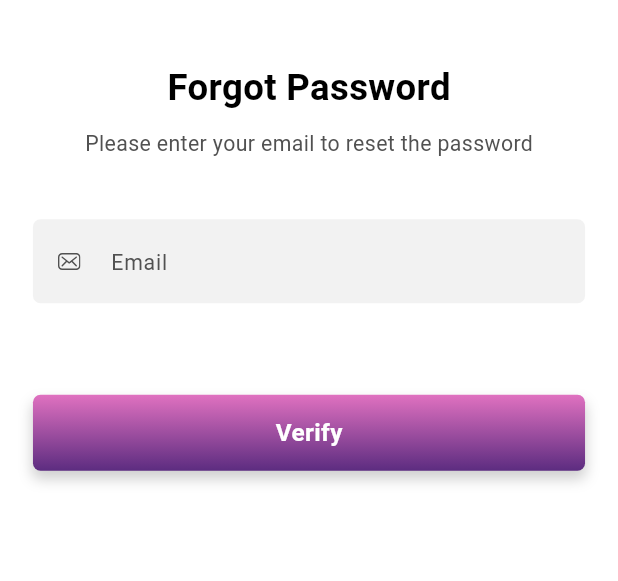
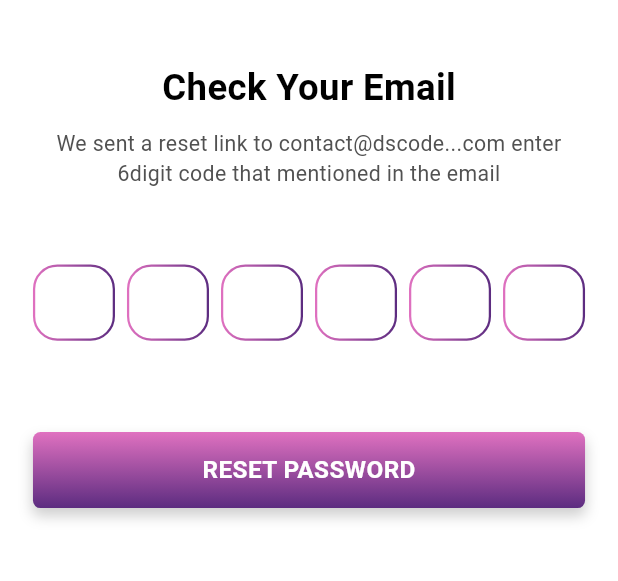
Before and after one commit to salahswidan/watfa, a Flutter app: the ForgetPasswordScreen screen opened by its route, after a tap on "Verify", on a phone screen of 412 x 824 dp, the part 264-845 px from its top. Run offline on Flutter 3.47's test engine with Material 3 defaults, Android fonts, the phone set to English and light mode, and no system bars; drawn by our look-alikes of pinput; our stand-ins replace firebase_core, flutter_screenutil, flutter_secure_storage, flutter_svg, google_fonts, gradient_borders and 2 more; accounts and stored records are empty.

Commit message:
Add OTP screen and update routing for password reset flow

```diff
--- a/lib/core/routing/app_router.dart
+++ b/lib/core/routing/app_router.dart
@@ -1,4 +1,5 @@
 import 'package:flutter/material.dart';
+import 'package:watfa/features/auth/otp/presentation/screen/otp_screen.dart';
 
 import '../../features/auth/forget_password/presentation/screen/forget_password_screen.dart';
 import '../../features/auth/get_started/presentation/screen/get_started_screen.dart';
@@ -32,6 +33,10 @@ class AppRouter {
       case Routes.forgotPasswordScreen:
         return MaterialPageRoute(
           builder: (_) => const ForgetPasswordScreen(),
+        );
+      case Routes.otpScreen:
+        return MaterialPageRoute(
+          builder: (_) => const OtpScreen(),
         );
       // case Routes.homeScreen:
       //   return MaterialPageRoute(
--- a/lib/core/routing/routes.dart
+++ b/lib/core/routing/routes.dart
@@ -3,4 +3,5 @@ class Routes {
   static const String getStartedScreen = '/GetStartedScreen';
   static const String loginScreen = '/LoginScreen';
   static const String forgotPasswordScreen = '/ForgotPasswordScreen';
+  static const String otpScreen = '/OtpScreen';
 }
--- a/lib/core/theme/colors.dart
+++ b/lib/core/theme/colors.dart
@@ -15,4 +15,6 @@ class ColorsManagers {
   static const Color antiFlashWhite = Color(0xffF2F2F2);
 
   static const Color charlestonGreen = Color(0xff282828);
+
+  static const Color richBlack = Color(0xff090D20);
 }
--- a/lib/features/auth/forget_password/presentation/screen/forget_password_screen.dart
+++ b/lib/features/auth/forget_password/presentation/screen/forget_password_screen.dart
@@ -1,7 +1,9 @@
 import 'package:flutter/material.dart';
 import 'package:flutter_screenutil/flutter_screenutil.dart';
+import 'package:watfa/core/helpers/extinsions.dart';
 
 import '../../../../../core/helpers/spacing.dart';
+import '../../../../../core/routing/routes.dart';
 import '../../../../../core/theme/styles.dart';
 import '../../../../../core/widgets/auth_text_form_field.dart';
 import '../../../../../core/widgets/stack_shape.dart';
@@ -41,7 +43,9 @@ class ForgetPasswordScreen extends StatelessWidget {
                   ),
                   verticalSpacing(60),
                   CustomAuthButton(
-                    onTap: () {},
+                    onTap: () {
+                      context.pushNamed(Routes.otpScreen);
+                    },
                     text: 'Verify',
                   ),
                 ],
--- /dev/null
+++ b/lib/features/auth/otp/presentation/screen/otp_screen.dart
@@ -0,0 +1,87 @@
+import 'package:flutter/material.dart';
+import 'package:flutter_screenutil/flutter_screenutil.dart';
+import 'package:gradient_borders/gradient_borders.dart';
+import 'package:pinput/pinput.dart';
+import 'package:watfa/core/helpers/extinsions.dart';
+
+import '../../../../../core/helpers/spacing.dart';
+import '../../../../../core/routing/routes.dart';
+import '../../../../../core/theme/colors.dart';
+import '../../../../../core/theme/styles.dart';
+import '../../../../../core/widgets/auth_text_form_field.dart';
+import '../../../../../core/widgets/stack_shape.dart';
+import '../../../get_started/presentation/widgets/custom_auth_button.dart';
+
+class OtpScreen extends StatelessWidget {
+  const OtpScreen({super.key});
+
+  @override
+  Widget build(BuildContext context) {
+    return Scaffold(
+      body: SingleChildScrollView(
+        child: Column(
+          children: [
+            const StackShape(),
+            Padding(
+              padding: EdgeInsets.symmetric(horizontal: 20.w),
+              child: Column(
+                children: [
+                  verticalSpacing(30),
+                  Image.asset(
+                    'assets/images/Watfa_logo 4.png',
+                    width: 170.w,
+                    fit: BoxFit.fitWidth,
+                  ),
+                  verticalSpacing(40),
+                  Text("Check Your Email",
+                      style: TextStyles.font24Blackw700Roboto),
+                  verticalSpacing(10),
+                  Padding(
+                    padding: EdgeInsets.symmetric(horizontal: 10.w),
+                    child: Text(
+                        textAlign: TextAlign.center,
+                        "We sent a reset link to contact@dscode...com enter 6digit code that mentioned in the email",
+                        style: TextStyles.font14Grayw400Roboto),
+                  ),
+                  verticalSpacing(50),
+                  Pinput(
+                    length: 6,
+                    defaultPinTheme: PinTheme(
+                      height: 50.h,
+                      width: 335.w,
+                      decoration: BoxDecoration(
+                        shape: BoxShape.rectangle,
+                        color: Colors.white,
+                        borderRadius: BorderRadius.circular(16.r),
+                        border: const GradientBoxBorder(
+                          gradient: LinearGradient(
+                            colors: [
+                              ColorsManagers.voliet,
+                              ColorsManagers.purple,
+                            ],
+                          ),
+                          width: 1.5,
+                        ),
+                      ),
+                    ),
+                    controller: TextEditingController(),
+                    onCompleted: (value) {
+                      print(value);
+                    },
+                  ),
+                  verticalSpacing(60),
+                  CustomAuthButton(
+                    onTap: () {
+                      context.pushNamed(Routes.otpScreen);
+                    },
+                    text: 'RESET PASSWORD',
+                  ),
+                ],
+              ),
+            )
+          ],
+        ),
+      ),
+    );
+  }
+}
--- a/pubspec.yaml
+++ b/pubspec.yaml
@@ -37,6 +37,8 @@ dependencies:
   flutter_secure_storage: ^9.2.2
   flutter_svg: ^2.0.14
   google_fonts: ^6.2.1
+  gradient_borders: ^1.0.1
+  pinput: ^5.0.0
   shared_preferences: ^2.3.3
   simple_gradient_text: ^1.3.0
 
```
Also changed, not shown: pubspec.lock.
